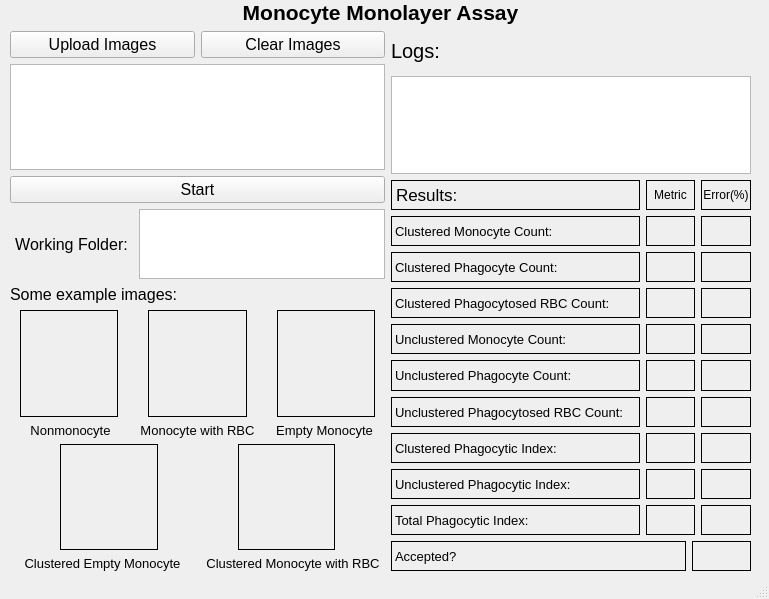
First picture: the form in Finalpipeline/gui/main_window.ui, repository Koi199/Blood-Cell-Classification, before the edit.
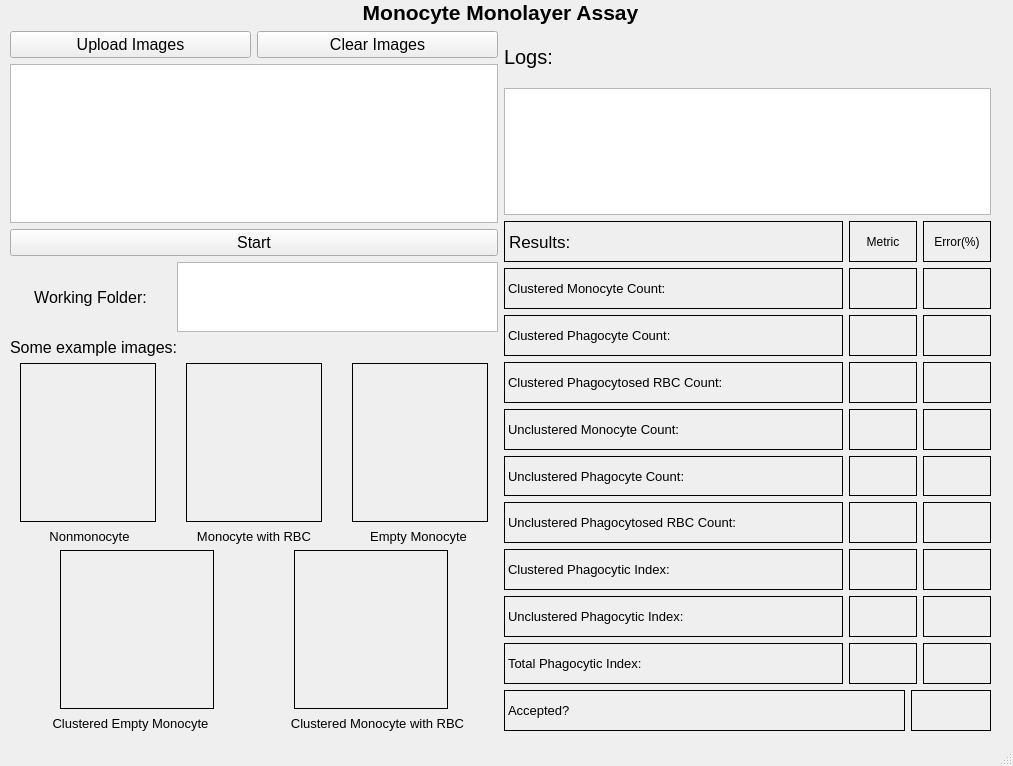
Second picture: the form after the edit.

Patch:
```diff
--- a/Finalpipeline/gui/main_window.ui
+++ b/Finalpipeline/gui/main_window.ui
@@ -6,8 +6,8 @@
    <rect>
     <x>0</x>
     <y>0</y>
-    <width>769</width>
-    <height>599</height>
+    <width>1013</width>
+    <height>766</height>
    </rect>
   </property>
   <property name="windowTitle">
@@ -19,8 +19,8 @@
      <rect>
       <x>0</x>
       <y>0</y>
-      <width>761</width>
-      <height>571</height>
+      <width>1001</width>
+      <height>731</height>
      </rect>
     </property>
     <layout class="QVBoxLayout" name="verticalLayout">
```
